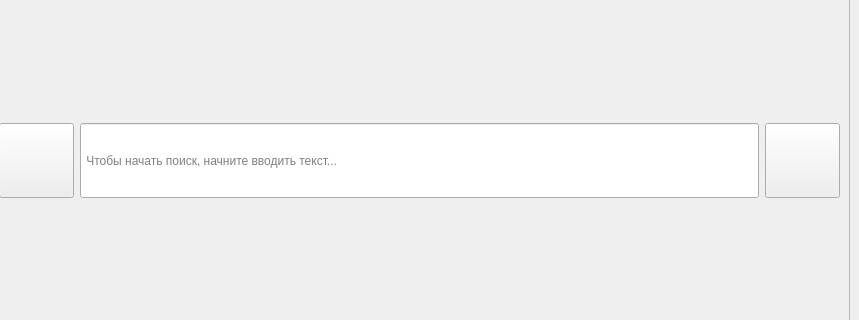
Qt form resources/ui/library.ui (venterum/ReelKeeper) before a commit; both pictures show x 421 to 1280 and y 199 to 519 of the 1280 by 720 pixel window.
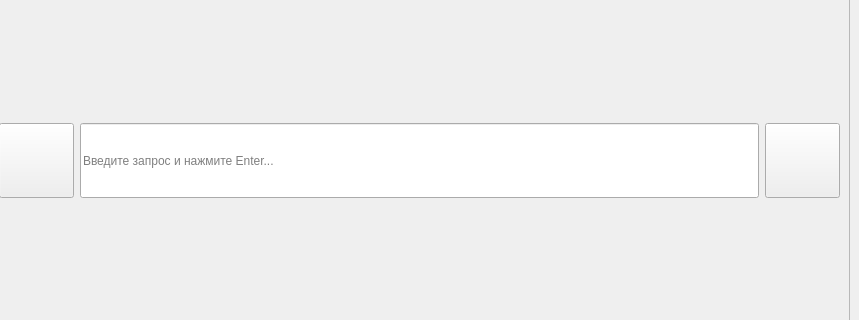
The same form after that commit. Icons and pictures are not drawn.

What changed in the file:
```diff
--- a/resources/ui/library.ui
+++ b/resources/ui/library.ui
@@ -269,7 +269,7 @@
               <string/>
              </property>
              <property name="placeholderText">
-              <string> Чтобы начать поиск, начните вводить текст...</string>
+              <string>Введите запрос и нажмите Enter...</string>
              </property>
             </widget>
            </item>
```
